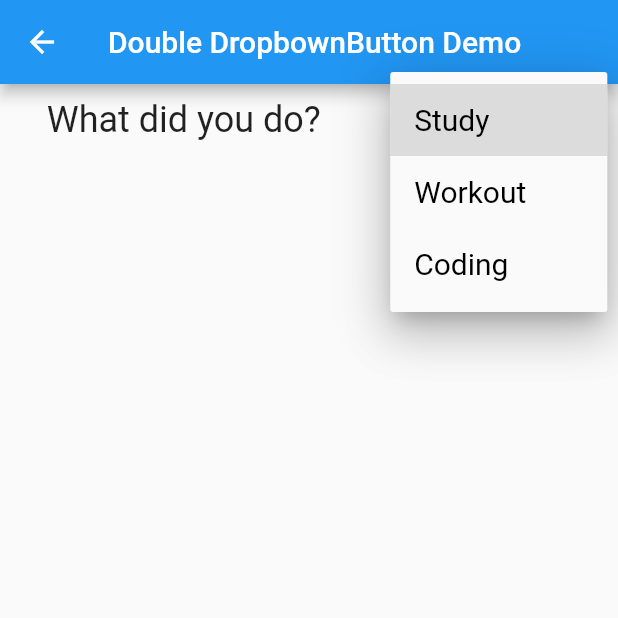
After one commit to yudai1102jp/kakeibo, a Flutter app: the DropDownUserList screen opened directly, after a tap on the "arrow drop down" icon, on a phone screen of 412 x 824 dp, the top half of it. The commit adds this screen. Run offline on Flutter 3.47's test engine with Material 2 defaults, Android fonts, the phone set to English and light mode, and no system bars.

Commit message:
2page間の画面遷移　記述

```diff
--- a/lib/ui/history/history.dart
+++ b/lib/ui/history/history.dart
@@ -11,7 +11,7 @@ class History extends StatelessWidget {
             // （1） 指定した画面に遷移する
             Navigator.pop(context);
           },
-          icon: Icon(Icons.arrow_back),
+          icon: Icon(Icons.edit),
         ),
         actions: <Widget>[
           TextButton(
--- a/lib/ui/input/input.dart
+++ b/lib/ui/input/input.dart
@@ -13,6 +13,12 @@ class InputPage extends StatelessWidget {
     return Scaffold(
       appBar: AppBar(
         title: const Text('Input Page'),
+        leading: IconButton(
+            onPressed: () {
+              // （1） 指定した画面に遷移する
+              Navigator.pushNamed(context, '/h');
+            },
+            icon: Icon(Icons.article_outlined)),
         actions: <Widget>[
           TextButton(
             onPressed: () {
--- /dev/null
+++ b/lib/widget/selectlist.dart
@@ -0,0 +1,61 @@
+import 'package:flutter/material.dart';
+
+class DropDownUserList extends StatefulWidget {
+  @override
+  _DropDownUserListState createState() => _DropDownUserListState();
+}
+
+class _DropDownUserListState extends State<DropDownUserList> {
+  Map<String, List<String>> _dropDownMenu = {
+    'Study': ['Math', 'Englsih', 'Japanese'],
+    'Workout': ['Shoulder', 'Chest', 'Back'],
+    'Coding': ['Flutter', 'Python', 'C#']
+  };
+
+  String _selectedKey = '';
+
+  @override
+  Widget build(BuildContext context) {
+    return Scaffold(
+      appBar: AppBar(
+        title: Text('Double DropbownButton Demo'),
+      ),
+      body: Column(
+        children: <Widget>[
+          Row(
+            mainAxisAlignment: MainAxisAlignment.spaceAround,
+            children: <Widget>[
+              Text(
+                'What did you do?',
+                style: TextStyle(fontSize: 24),
+              ),
+              DropdownButton<String>(
+                value: _selectedKey,
+                icon: Icon(Icons.arrow_drop_down),
+                iconSize: 30,
+                elevation: 16,
+                style: TextStyle(fontSize: 20, color: Colors.black),
+                underline: Container(
+                  height: 2,
+                  color: Colors.grey,
+                ),
+                onChanged: (newValue) {
+                  setState(() {
+                    _selectedKey = newValue;
+                  });
+                },
+                items: _dropDownMenu.keys
+                    .map<DropdownMenuItem<String>>((String value) {
+                  return DropdownMenuItem<String>(
+                    value: value,
+                    child: Text(value),
+                  );
+                }).toList(),
+              ),
+            ],
+          )
+        ],
+      ),
+    );
+  }
+}
```
